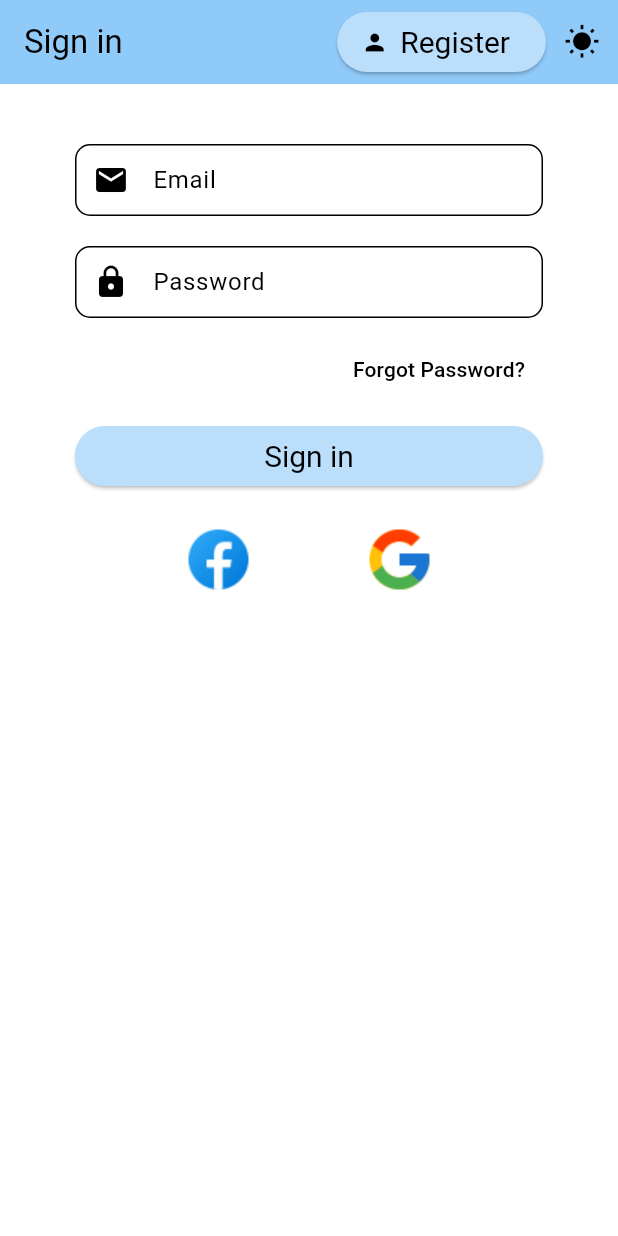
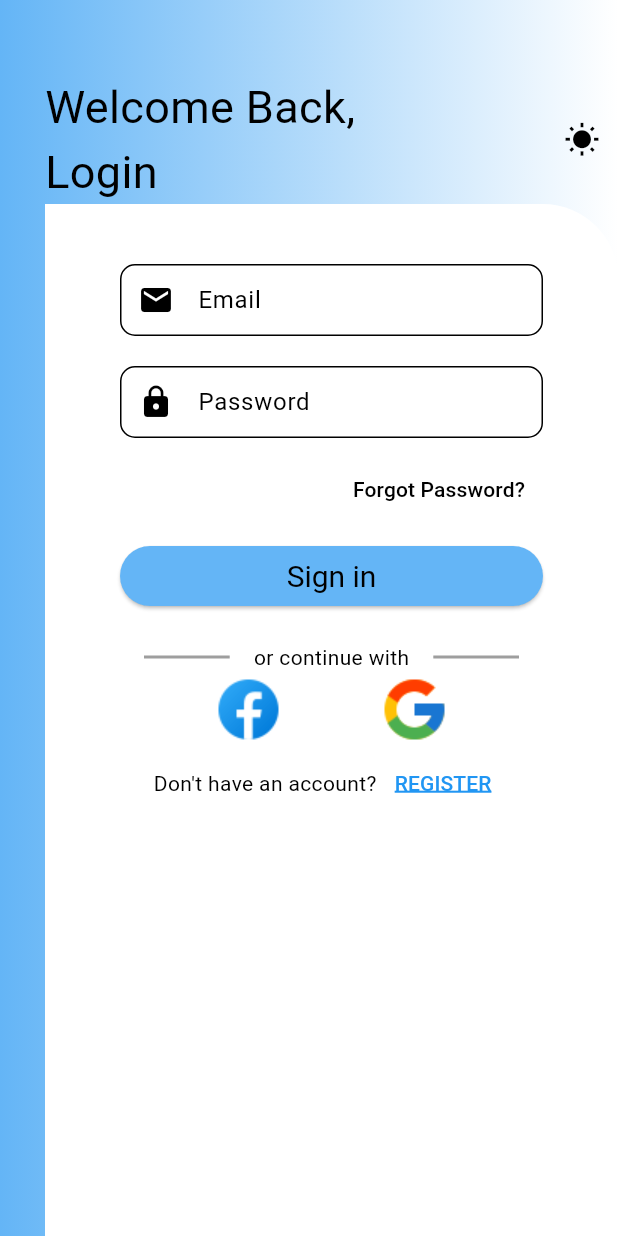
Before and after one commit to Onome15/authentication_firebase, a Flutter app: the screen it shows after launch, on a phone screen of 412 x 824 dp. Run offline on Flutter 3.47's test engine with Material 3 defaults, Android fonts, the phone set to English and light mode, and no system bars; our stand-ins replace firebase_auth, firebase_core, flutter_riverpod, flutter_spinkit, fluttertoast, google_sign_in; missing offline and left inert: flutter_facebook_auth; accounts and stored records are empty.

Commit message:
added styling

```diff
--- a/lib/provider/theme_provider.dart
+++ b/lib/provider/theme_provider.dart
@@ -22,12 +22,14 @@ final lightTheme = ThemeData(
     primarySwatch: Colors.blue,
     brightness: Brightness.light, // Match ThemeData.brightness
   ).copyWith(
-    surface: Colors.white, // Background color for loading widget
-    primary: Colors.blue[200],
-    secondary: Colors.white30, // Spinner color for loading widget
-  ),
+      surface: Colors.white, // Background color for loading widget
+      primary: Colors.blue[300],
+      secondary: Colors.white30,
+      primaryContainer: Colors.blue[300]
+      // Spinner color for loading widget
+      ),
   appBarTheme: AppBarTheme(
-    color: Colors.blue[200],
+    color: Colors.blue[300],
     foregroundColor: Colors.black,
   ),
   textButtonTheme: TextButtonThemeData(
@@ -37,7 +39,7 @@ final lightTheme = ThemeData(
   ),
   elevatedButtonTheme: ElevatedButtonThemeData(
     style: ElevatedButton.styleFrom(
-        backgroundColor: Colors.blue[100],
+        backgroundColor: Colors.blue[300],
         foregroundColor: Colors.black,
         textStyle: const TextStyle(fontSize: 20)),
   ),
@@ -50,10 +52,12 @@ final darkTheme = ThemeData(
     primarySwatch: Colors.grey,
     brightness: Brightness.dark, // Match ThemeData.brightness
   ).copyWith(
-    surface: Colors.grey[800],
-    primary: Colors.white, // Spinner color for loading widget
-    secondary: Colors.grey[800], // Background color for loading widget
-  ),
+      surface: Colors.grey[800],
+      primary: Colors.white, // Spinner color for loading widget
+      secondary: Colors.grey[800],
+      primaryContainer: Colors.grey[900]
+      // Background color for loading widget
+      ),
   appBarTheme: AppBarTheme(
     color: Colors.grey[900],
     foregroundColor: Colors.white,
--- a/lib/screen/authenticate/register.dart
+++ b/lib/screen/authenticate/register.dart
@@ -129,14 +129,15 @@ class _RegisterState extends ConsumerState<Register> {
                         child: const Text('Register'),
                       ),
                     ),
-                    Row(mainAxisAlignment: MainAxisAlignment.center, children: [
-                      const Text('Already have an account?'),
-                      TextButton(
-                          onPressed: () {
-                            widget.toggleView();
-                          },
-                          child: const Text("SIGN IN"))
-                    ])
+                    const SizedBox(
+                      height: 10,
+                    ),
+                    continueWith(
+                        facebook: authService.signInWithFacebook,
+                        google: authService.signInWithGoogle,
+                        toggle: widget.toggleView,
+                        regOrLogin: "SIGN IN",
+                        alreadyOrDont: "Already")
                   ],
                 ),
               ),
--- a/lib/screen/authenticate/signin.dart
+++ b/lib/screen/authenticate/signin.dart
@@ -30,27 +30,46 @@ class _SignInState extends ConsumerState<SignIn> {
     final isLoading = ref.watch(authServiceProvider); // Watch the loading state
     final themeNotifier = ref.read(themeNotifierProvider.notifier);
     final themeMode = ref.watch(themeNotifierProvider);
+    final theme = Theme.of(context);
 
     return isLoading
         ? const Loading()
         : Scaffold(
-            appBar: AppBar(
-              elevation: 0.0,
-              title: const Text('Sign in'),
-              actions: [
-                ElevatedButton.icon(
-                  onPressed: () {
-                    widget.toggleView();
-                  },
-                  icon: const Icon(Icons.person),
-                  label: const Text('Register'),
+            body: Container(
+              decoration: BoxDecoration(
+                gradient: LinearGradient(
+                  colors: [
+                    theme.colorScheme.primaryContainer,
+                    theme.colorScheme.surface
+                  ],
+                  begin: Alignment.topLeft,
+                  end: Alignment.topRight,
                 ),
-                switchButton(themeMode, themeNotifier)
+              ),
+              padding: const EdgeInsets.only(top: 50, left: 30),
+              child: Column(
+                children: [
+                  Row(
+                    children: [
+                      const Text(
+                        "Welcome Back,\nLogin",
+                        // Optional: Aligns the text centrally
+                        style: TextStyle(
+                            fontSize: 30), // Optional: Add style as needed
+                      ),
+                      const Spacer(),
+                      switchButton(themeMode, themeNotifier),
                     ],
                   ),
-            body: Container(
-                padding:
-                    const EdgeInsets.symmetric(vertical: 20.0, horizontal: 50),
+                  Expanded(
+                    child: Container(
+                        decoration: BoxDecoration(
+                            color: theme.colorScheme.surface,
+                            borderRadius: const BorderRadius.only(
+                              topRight: Radius.circular(50),
+                            )),
+                        padding: const EdgeInsets.symmetric(
+                            vertical: 20.0, horizontal: 50),
                         child: Form(
                           key: _formKey,
                           child: Column(
@@ -93,7 +112,8 @@ class _SignInState extends ConsumerState<SignIn> {
                                     Navigator.push(
                                       context,
                                       MaterialPageRoute(
-                                  builder: (context) => ForgotPasswordPage()),
+                                          builder: (context) =>
+                                              const ForgotPasswordPage()),
                                     );
                                   },
                                   child: const Text("Forgot Password?"),
@@ -105,7 +125,8 @@ class _SignInState extends ConsumerState<SignIn> {
                                 child: ElevatedButton(
                                     onPressed: () async {
                                       if (_formKey.currentState!.validate()) {
-                                await authService.signInWithEmailAndPassword(
+                                        await authService
+                                            .signInWithEmailAndPassword(
                                                 emailController.text.trim(),
                                                 passwordController.text.trim());
                                       }
@@ -113,30 +134,19 @@ class _SignInState extends ConsumerState<SignIn> {
                                     child: const Text('Sign in')),
                               ),
                               const SizedBox(height: 20),
-                      Row(
-                        mainAxisAlignment: MainAxisAlignment.spaceEvenly,
-                        children: [
-                          InkWell(
-                            onTap: authService.signInWithFacebook,
-                            child: Image.asset(
-                              'assets/signin/facebook.png',
-                              width: 50, // Adjust the size as needed
-                              height: 50,
-                            ),
-                          ),
-                          InkWell(
-                            onTap: authService.signInWithGoogle,
-                            child: Image.asset(
-                              'assets/signin/google.png',
-                              width: 50, // Adjust the size as needed
-                              height: 50,
-                            ),
-                          ),
-                        ],
-                      )
+                              continueWith(
+                                  facebook: authService.signInWithFacebook,
+                                  google: authService.signInWithGoogle,
+                                  toggle: widget.toggleView,
+                                  regOrLogin: "REGISTER",
+                                  alreadyOrDont: "Don't")
                             ],
                           ),
                         )),
+                  ),
+                ],
+              ),
+            ),
           );
   }
 
--- a/lib/shared/constants.dart
+++ b/lib/shared/constants.dart
@@ -30,3 +30,70 @@ Widget switchButton(themeMode, themeNotifier) {
     tooltip: 'Toggle Theme',
   );
 }
+
+Widget continueWith(
+    {required facebook,
+    required google,
+    required toggle,
+    required String regOrLogin,
+    required String alreadyOrDont}) {
+  Divider divider() {
+    return const Divider(
+      color: Colors.grey,
+      thickness: 2.0,
+      indent: 16.0,
+      endIndent: 16.0,
+    );
+  }
+
+  return Column(
+    children: [
+      Row(
+        children: [
+          Expanded(child: divider()),
+          const Text('or continue with'),
+          Expanded(child: divider()),
+        ],
+      ),
+      Row(
+        mainAxisAlignment: MainAxisAlignment.spaceEvenly,
+        children: [
+          InkWell(
+            onTap: facebook,
+            child: Image.asset(
+              'assets/signin/facebook.png',
+              width: 50,
+              height: 50,
+            ),
+          ),
+          InkWell(
+            onTap: google,
+            child: Image.asset(
+              'assets/signin/google.png',
+              width: 50,
+              height: 50,
+            ),
+          ),
+        ],
+      ),
+      Row(
+        mainAxisAlignment: MainAxisAlignment.center,
+        children: [
+          Text('$alreadyOrDont have an account?'),
+          TextButton(
+            onPressed: toggle, // Correctly invoking the toggle function
+            child: Text(
+              regOrLogin,
+              style: TextStyle(
+                color: Colors.blue[500], decoration: TextDecoration.underline,
+                decorationColor: Colors.blue[500], // Custom underline color
+                decorationThickness: 2,
+                fontWeight: FontWeight.w500,
+              ),
+            ),
+          ),
+        ],
+      ),
+    ],
+  );
+}
```
Lines whose indentation alone changed are shown as unchanged.
